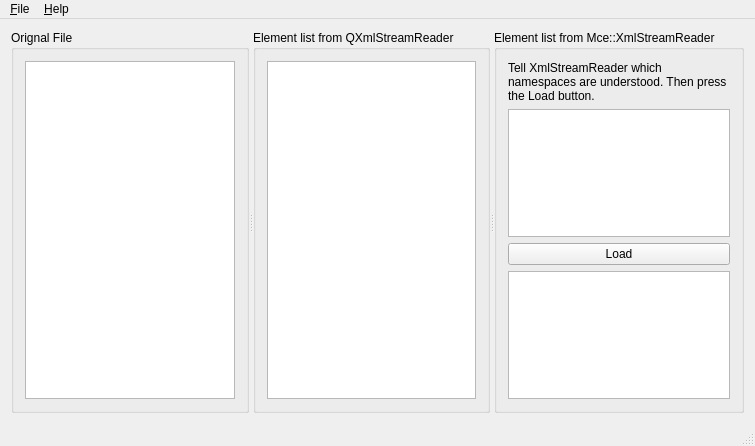
dbzhang800/QtOfficeOpenXml, file examples/officeopenxml/mce_xml_reader/mainwindow.ui: the form before one commit.
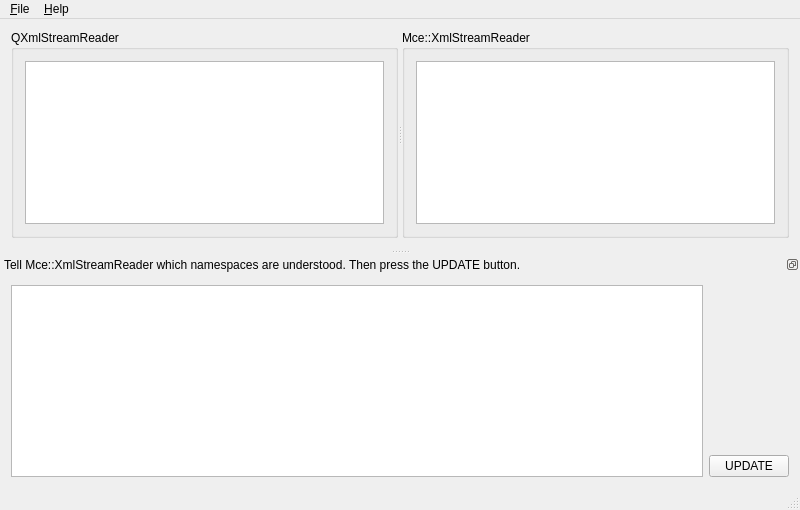
The form after the commit.

Commit message: mce: Polish the example

What changed in the file:
```diff
--- a/examples/officeopenxml/mce_xml_reader/mainwindow.ui
+++ b/examples/officeopenxml/mce_xml_reader/mainwindow.ui
@@ -6,8 +6,8 @@
    <rect>
     <x>0</x>
     <y>0</y>
-    <width>755</width>
-    <height>446</height>
+    <width>800</width>
+    <height>510</height>
    </rect>
   </property>
   <property name="windowTitle">
@@ -20,23 +20,9 @@
       <property name="orientation">
        <enum>Qt::Horizontal</enum>
       </property>
-      <widget class="QGroupBox" name="groupBox_3">
-       <property name="title">
-        <string>Orignal File</string>
-       </property>
-       <layout class="QHBoxLayout" name="horizontalLayout">
-        <item>
-         <widget class="QPlainTextEdit" name="orignalTextEdit">
-          <property name="readOnly">
-           <bool>true</bool>
-          </property>
-         </widget>
-        </item>
-       </layout>
-      </widget>
       <widget class="QGroupBox" name="groupBox">
        <property name="title">
-        <string>Element list from QXmlStreamReader</string>
+        <string>QXmlStreamReader</string>
        </property>
        <layout class="QVBoxLayout" name="verticalLayout">
         <item>
@@ -53,33 +39,9 @@
       </widget>
       <widget class="QGroupBox" name="groupBox_2">
        <property name="title">
-        <string>Element list from Mce::XmlStreamReader</string>
+        <string>Mce::XmlStreamReader</string>
        </property>
        <layout class="QVBoxLayout" name="verticalLayout_2">
-        <item>
-         <widget class="QLabel" name="label">
-          <property name="text">
-           <string>Tell XmlStreamReader which namespaces are understood. Then press the Load button.</string>
-          </property>
-          <property name="wordWrap">
-           <bool>true</bool>
-          </property>
-         </widget>
-        </item>
-        <item>
-         <widget class="QListWidget" name="nsListWidget">
-          <property name="alternatingRowColors">
-           <bool>true</bool>
-          </property>
-         </widget>
-        </item>
-        <item>
-         <widget class="QPushButton" name="mceLoadButton">
-          <property name="text">
-           <string>Load</string>
-          </property>
-         </widget>
-        </item>
         <item>
          <widget class="QPlainTextEdit" name="mceOutTextEdit">
           <property name="lineWrapMode">
@@ -101,7 +63,7 @@
     <rect>
      <x>0</x>
      <y>0</y>
-     <width>755</width>
+     <width>800</width>
      <height>23</height>
     </rect>
    </property>
@@ -121,6 +83,61 @@
    <addaction name="menu_Help"/>
   </widget>
   <widget class="QStatusBar" name="statusBar"/>
+  <widget class="QDockWidget" name="dockWidget">
+   <property name="features">
+    <set>QDockWidget::DockWidgetFloatable|QDockWidget::DockWidgetMovable</set>
+   </property>
+   <property name="allowedAreas">
+    <set>Qt::BottomDockWidgetArea|Qt::TopDockWidgetArea</set>
+   </property>
+   <property name="windowTitle">
+    <string>Tell Mce::XmlStreamReader which namespaces are understood. Then press the UPDATE button.</string>
+   </property>
+   <attribute name="dockWidgetArea">
+    <number>8</number>
+   </attribute>
+   <widget class="QWidget" name="dockWidgetContents">
+    <layout class="QHBoxLayout" name="horizontalLayout">
+     <item>
+      <widget class="QListWidget" name="nsListWidget">
+       <property name="sizePolicy">
+        <sizepolicy hsizetype="Expanding" vsizetype="Preferred">
+         <horstretch>0</horstretch>
+         <verstretch>0</verstretch>
+        </sizepolicy>
+       </property>
+       <property name="alternatingRowColors">
+        <bool>true</bool>
+       </property>
+      </widget>
+     </item>
+     <item>
+      <layout class="QVBoxLayout" name="verticalLayout_4">
+       <item>
+        <spacer name="verticalSpacer">
+         <property name="orientation">
+          <enum>Qt::Vertical</enum>
+         </property>
+         <property name="sizeHint" stdset="0">
+          <size>
+           <width>20</width>
+           <height>40</height>
+          </size>
+         </property>
+        </spacer>
+       </item>
+       <item>
+        <widget class="QPushButton" name="mceUpdateButton">
+         <property name="text">
+          <string>UPDATE</string>
+         </property>
+        </widget>
+       </item>
+      </layout>
+     </item>
+    </layout>
+   </widget>
+  </widget>
   <action name="action_Open">
    <property name="text">
     <string>&amp;Open...</string>
```
The commit also changes 2 other files.
